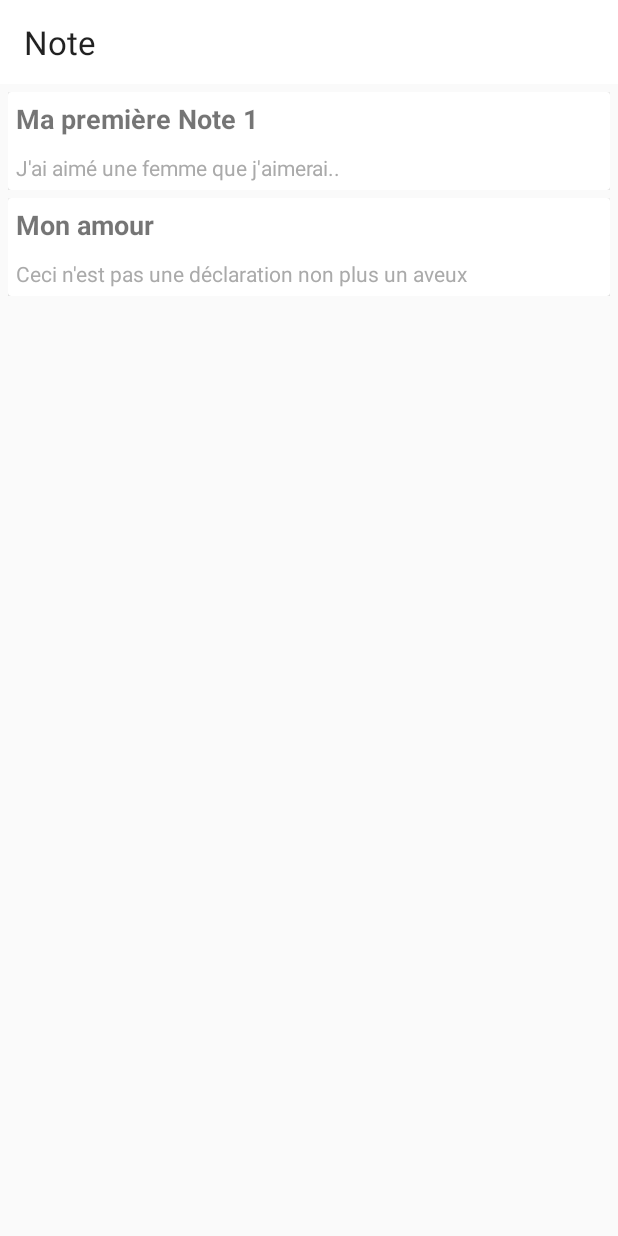
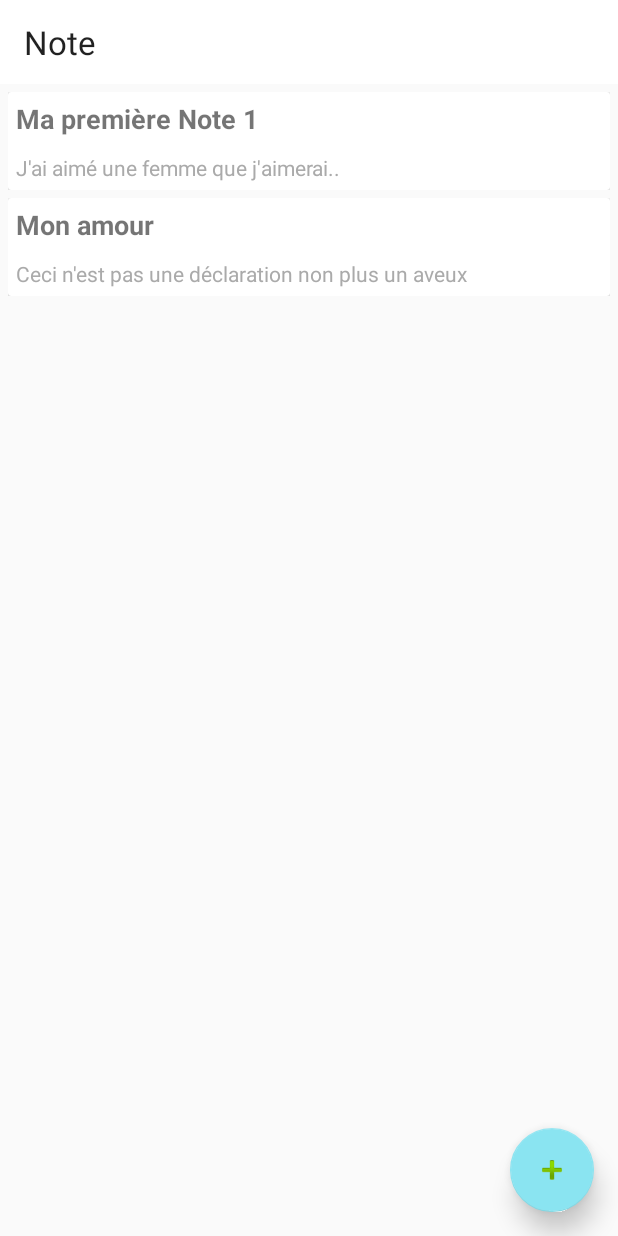
Before and after one commit to lamdiak/Layout_chats_dataBinding_ArchiComp, an Android app: the screen it shows after launch (NoteListActivity), on a phone screen of 412 x 824 dp. Run offline under Robolectric (Android 15) with nearby library versions, the phone set to English and light mode, and no system bars; Roboto replaces fonts that are not available here.

```diff
--- a/app/src/main/res/layout/activity_note_list.xml
+++ b/app/src/main/res/layout/activity_note_list.xml
@@ -22,4 +22,17 @@
         android:scrollbars="vertical"
         android:layout_below="@+id/toolbar"
         tools:listitem="@layout/item_note" />
+
+    <com.google.android.material.floatingactionbutton.FloatingActionButton
+        android:id="@+id/floatingActionButton"
+        android:layout_width="wrap_content"
+        android:layout_height="wrap_content"
+        android:clickable="true"
+        android:layout_alignParentBottom="true"
+        android:layout_alignParentRight="true"
+        app:elevation="10dp"
+        android:layout_margin="16dp"
+        app:srcCompat="@android:drawable/ic_input_add" />
+
+
 </RelativeLayout>
--- a/app/src/main/res/values/colors.xml
+++ b/app/src/main/res/values/colors.xml
@@ -2,6 +2,6 @@
 <resources>
     <color name="colorPrimary">#FFFFFF</color>
     <color name="colorPrimaryDark">#FFFFFF</color>
-    <color name="colorAccent">#14A8DA</color>
+    <color name="colorAccent">#8AE4F1</color>
     <color name="white">#FFFFFF</color>
 </resources>
```
Also changed, not shown: app/src/main/java/note/ConfirmDeleteNoteDialogFragment.kt (added, +34 -0 lines), app/src/main/java/note/NoteDetailActivity.kt (+31 -3 lines), app/src/main/java/note/NoteListActivity.kt (+37 -5 lines).
